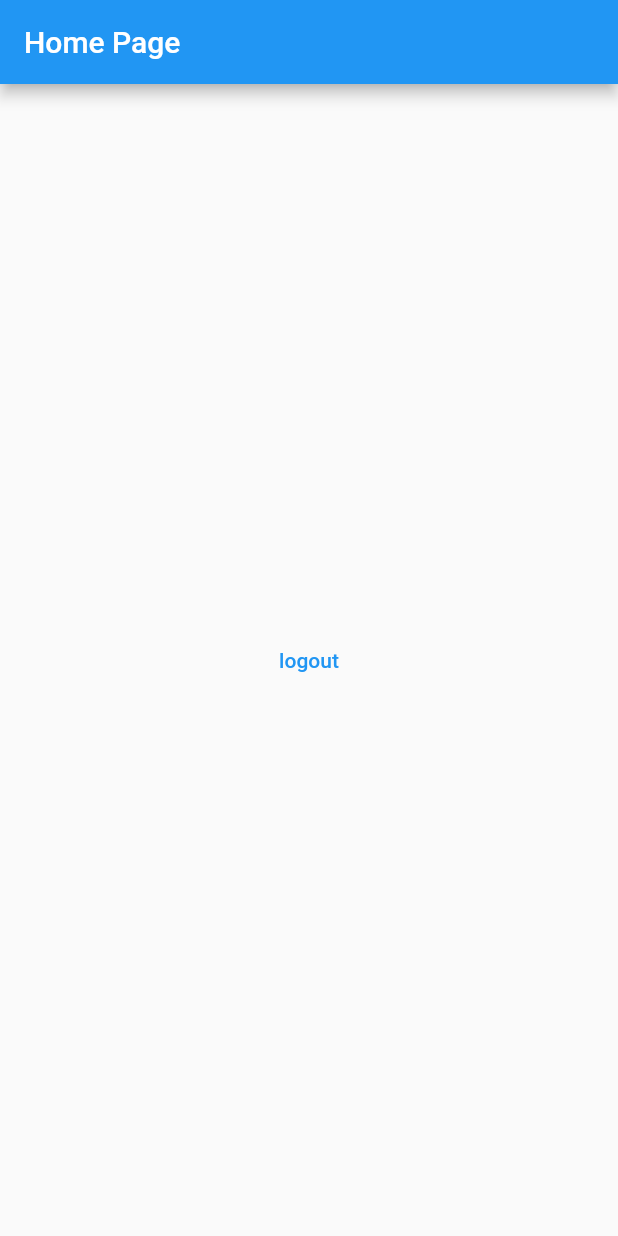
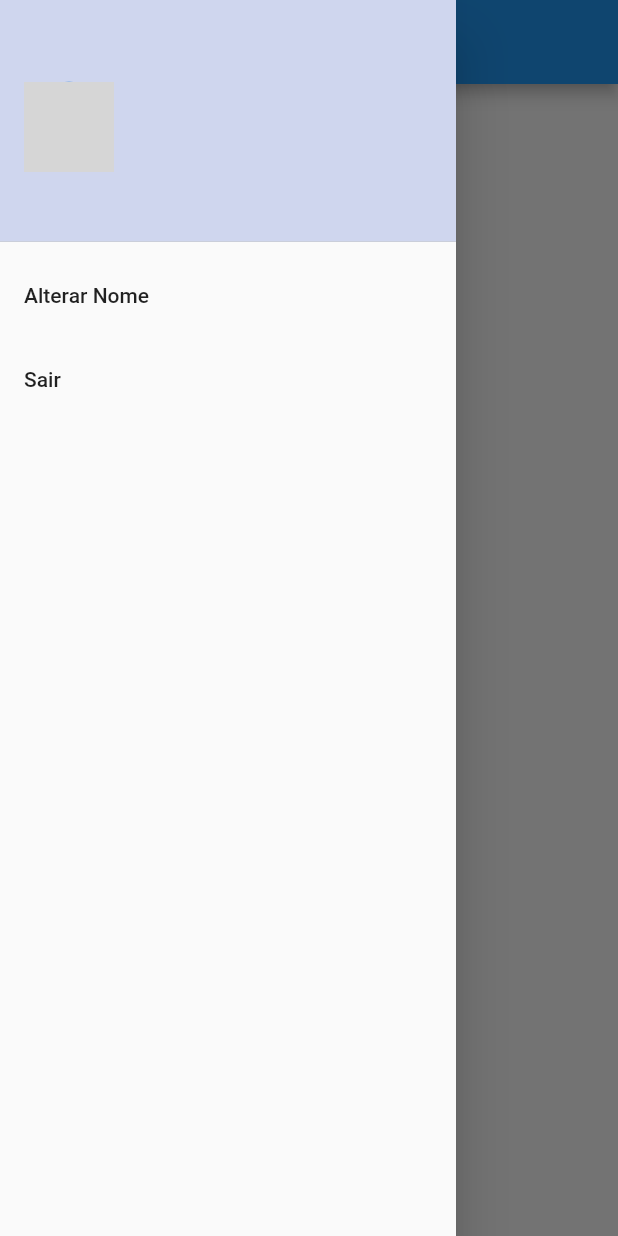
Before and after one commit to andreluizsantoss/todo_list_provider, a Flutter app: the screen it shows once a user with an empty profile is signed in, with the side drawer open (before the commit the screen has no drawer), on a phone screen of 412 x 824 dp. Run offline on Flutter 3.47's test engine with Material 2 defaults, Android fonts, the phone set to English and light mode, and no system bars; our stand-ins replace firebase_auth, firebase_core, flutter_signin_button, google_fonts, google_sign_in, sqflite and 2 more; missing offline and left inert: flutter_overlay_loader, validatorless; accounts and stored records are empty; network calls fail; Roboto replaces fonts that are missing (Mandali); grey boxes are pictures that could not be loaded.

Commit message:
Alterando o nome do usuario

```diff
--- a/lib/app/modules/home/home_page.dart
+++ b/lib/app/modules/home/home_page.dart
@@ -1,6 +1,5 @@
 import 'package:flutter/material.dart';
-import 'package:provider/provider.dart';
-import 'package:todo_list_provider/app/core/auth/auth_provider.dart';
+import 'package:todo_list_provider/app/modules/home/widget/home_drawer.dart';
 
 class HomePage extends StatelessWidget {
   const HomePage({Key? key}) : super(key: key);
@@ -11,12 +10,8 @@ class HomePage extends StatelessWidget {
       appBar: AppBar(
         title: const Text('Home Page'),
       ),
-      body: Center(
-        child: TextButton(
-          onPressed: () => context.read<AuthProvider>().logout(),
-          child: const Text('logout'),
-        ),
-      ),
+      drawer: HomeDrawer(),
+      body: Container(),
     );
   }
 }
--- /dev/null
+++ b/lib/app/modules/home/widget/home_drawer.dart
@@ -0,0 +1,106 @@
+import 'package:flutter/material.dart';
+import 'package:flutter_overlay_loader/flutter_overlay_loader.dart';
+import 'package:provider/provider.dart';
+import 'package:todo_list_provider/app/core/auth/auth_provider.dart';
+import 'package:todo_list_provider/app/core/ui/messages.dart';
+import 'package:todo_list_provider/app/core/ui/theme_extension.dart';
+import 'package:todo_list_provider/app/services/user/user_service.dart';
+
+class HomeDrawer extends StatelessWidget {
+  final nameVN = ValueNotifier<String>('');
+
+  HomeDrawer({Key? key}) : super(key: key);
+
+  @override
+  Widget build(BuildContext context) {
+    return Drawer(
+      child: ListView(
+        children: [
+          DrawerHeader(
+            decoration: BoxDecoration(
+              color: context.primaryColor.withAlpha(70),
+            ),
+            child: Row(
+              children: [
+                Selector<AuthProvider, String>(
+                  selector: (context, authProvider) {
+                    return authProvider.user?.photoURL ??
+                        'https://e7.pngegg.com/pngimages/84/165/png-clipart-united-states-avatar-organization-information-user-avatar-service-computer-wallpaper.png';
+                  },
+                  builder: (context, value, child) {
+                    return CircleAvatar(
+                      backgroundImage: NetworkImage(value),
+                      radius: 30,
+                    );
+                  },
+                ),
+                Expanded(
+                  child: Padding(
+                    padding: const EdgeInsets.all(8.0),
+                    child: Selector<AuthProvider, String>(
+                      selector: (context, authProvider) {
+                        return authProvider.user?.displayName ??
+                            'Não informado';
+                      },
+                      builder: (context, value, child) {
+                        return Text(
+                          value,
+                          style: context.textTheme.subtitle2,
+                        );
+                      },
+                    ),
+                  ),
+                ),
+              ],
+            ),
+          ),
+          ListTile(
+            title: const Text('Alterar Nome'),
+            onTap: () {
+              showDialog(
+                  context: context,
+                  builder: (_) {
+                    return AlertDialog(
+                      title: const Text('Alterar Nome'),
+                      content: TextField(
+                        onChanged: (value) => nameVN.value = value,
+                      ),
+                      actions: [
+                        TextButton(
+                          onPressed: () => Navigator.of(context).pop(),
+                          child: const Text(
+                            'Cancelar',
+                            style: TextStyle(
+                              color: Colors.red,
+                            ),
+                          ),
+                        ),
+                        TextButton(
+                          onPressed: () async {
+                            final nameValue = nameVN.value;
+                            if (nameValue.isEmpty) {
+                              Messages.of(context)
+                                  .showError('Nome obrigatório');
+                            } else {
+                              await context
+                                  .read<UserService>()
+                                  .updateDisplayName(nameValue);
+                              Navigator.of(context).pop();
+                            }
+                          },
+                          child: const Text('Alterar'),
+                        ),
+                      ],
+                    );
+                  });
+            },
+          ),
+          ListTile(
+            title: const Text('Sair'),
+            onTap: () => context.read<AuthProvider>().logout(),
+          ),
+        ],
+      ),
+    );
+  }
+}
--- a/lib/app/repositories/user/user_repository.dart
+++ b/lib/app/repositories/user/user_repository.dart
@@ -6,4 +6,5 @@ abstract class UserRepository {
   Future<void> forgotPassword(String email);
   Future<User?> googleLogin();
   Future<void> logout();
+  Future<void> updateDisplayName(String name);
 }
--- a/lib/app/services/user/user_service.dart
+++ b/lib/app/services/user/user_service.dart
@@ -6,4 +6,5 @@ abstract class UserService {
   Future<void> forgotPassword(String email);
   Future<User?> googleLogin();
   Future<void> logout();
+  Future<void> updateDisplayName(String name);
 }
--- a/lib/app/services/user/user_service_impl.dart
+++ b/lib/app/services/user/user_service_impl.dart
@@ -26,4 +26,8 @@ class UserServiceImpl implements UserService {
 
   @override
   Future<void> logout() => _userRepository.logout();
+
+  @override
+  Future<void> updateDisplayName(String name) =>
+      _userRepository.updateDisplayName(name);
 }
```
Also changed, not shown: lib/app/repositories/user/user_repository_impl.dart (+9 -0 lines).
